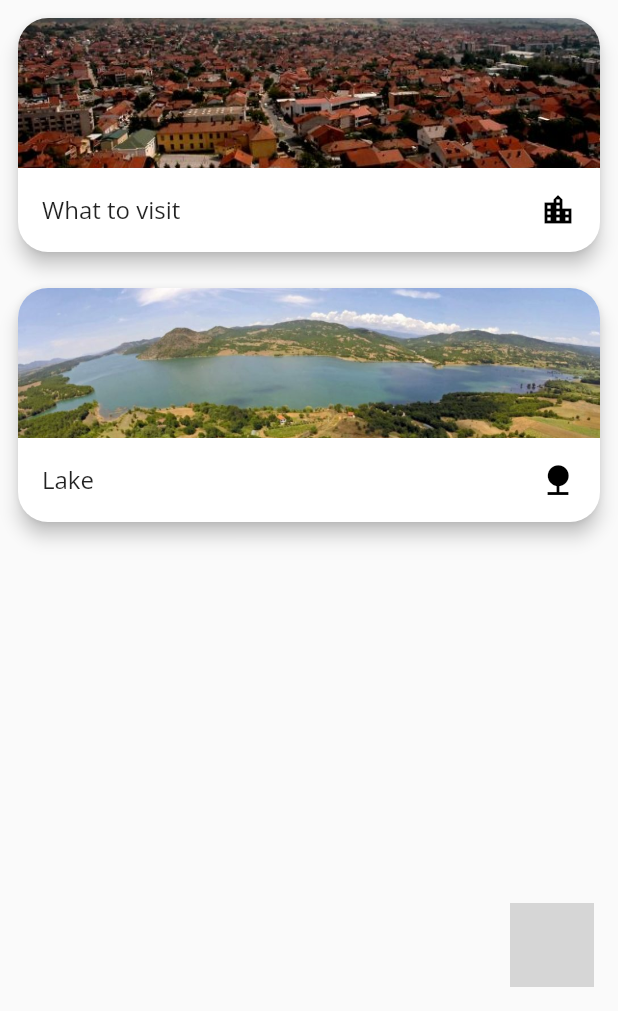
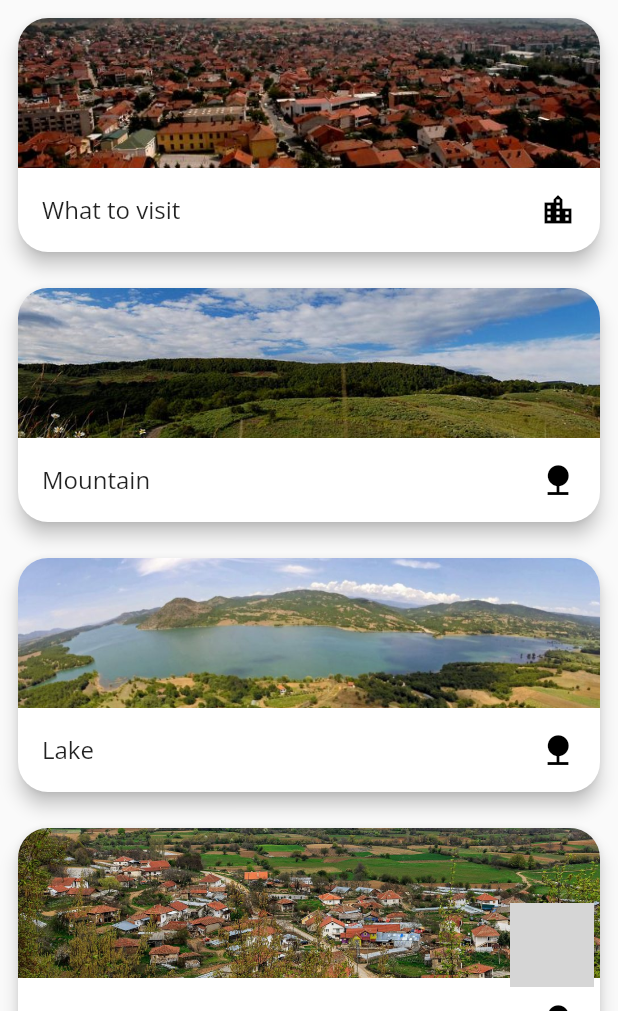
Before and after one commit to Kircoo/RadovisTour, a Flutter app: the screen it shows after launch, on a phone screen of 412 x 824 dp, the part 225-1236 px from its top. Run offline on Flutter 3.47's test engine with Material 2 defaults, Android fonts, the light colour scheme and no system bars; our stand-ins replace connectivity, flushbar, flutter_spinkit, flutter_svg, google_fonts, google_maps_flutter and 2 more; missing offline and left inert: circular_menu, maps_launcher; accounts and stored records are empty; grey boxes are pictures that could not be loaded.

Commit message:
images, what to visit, data

```diff
--- a/lib/data/categories_list.dart
+++ b/lib/data/categories_list.dart
@@ -10,8 +10,32 @@ final List<Categories> categories = [
   ),
   Categories(
     id: 2,
+    name: 'Mountain',
+    img: 'assets/images/categories/mountain.jpg',
+    icon: Icons.nature,
+  ),
+  Categories(
+    id: 3,
     name: 'Lake',
     img: 'assets/images/categories/lake.jpg',
     icon: Icons.nature,
   ),
+  Categories(
+    id: 4,
+    name: 'Rural',
+    img: 'assets/images/categories/rural.jpg',
+    icon: Icons.nature,
+  ),
+  Categories(
+    id: 5,
+    name: 'Coffee bar and restaurant',
+    img: 'assets/images/categories/coffee.jpg',
+    icon: Icons.nature,
+  ),
+    Categories(
+    id: 6,
+    name: 'Food',
+    img: 'assets/images/categories/food.jpg',
+    icon: Icons.nature,
+  ),
 ];
--- a/lib/widgets/favorites/favorites_screen.dart
+++ b/lib/widgets/favorites/favorites_screen.dart
@@ -17,6 +17,8 @@ class _FavoriteScreenState extends State<FavoriteScreen> {
   final GlobalKey<AnimatedListState> _keyFavorite = GlobalKey();
   var _isInit = true;
   var _isLoading = true;
+  var tween = Tween(begin: Offset(1.0, 0.0), end: Offset.zero)
+      .chain(CurveTween(curve: Curves.fastLinearToSlowEaseIn));
 
   @override
   void didChangeDependencies() {
@@ -76,8 +78,8 @@ class _FavoriteScreenState extends State<FavoriteScreen> {
     int index,
     Animation animation,
   ) {
-    return ScaleTransition(
-      scale: animation,
+    return SlideTransition(
+      position: animation.drive(tween),
       child: Padding(
         padding: const EdgeInsets.all(6.0),
         child: GestureDetector(
--- a/lib/widgets/visited/visited_screen.dart
+++ b/lib/widgets/visited/visited_screen.dart
@@ -16,6 +16,8 @@ class _VisitedScreenState extends State<VisitedScreen> {
   final GlobalKey<AnimatedListState> _keyVisited = GlobalKey();
   var _isInit = true;
   var _isLoading = true;
+  var tween = Tween(begin: Offset(1.0, 0.0), end: Offset.zero)
+      .chain(CurveTween(curve: Curves.fastLinearToSlowEaseIn));
 
   @override
   void didChangeDependencies() {
@@ -75,8 +77,8 @@ class _VisitedScreenState extends State<VisitedScreen> {
     int index,
     Animation animation,
   ) {
-    return ScaleTransition(
-      scale: animation,
+    return SlideTransition(
+      position: animation.drive(tween),
       child: Padding(
         padding: const EdgeInsets.all(6.0),
         child: GestureDetector(
```
Also changed, not shown: lib/data/subcategories_list.dart (+12 -0 lines), lib/data/subitem_list.dart (+41 -3 lines), lib/widgets/map/markers.dart (+16 -0 lines), assets/images/categories/coffee.jpg (added), assets/images/categories/food.jpg (added), assets/images/categories/mountain.jpg (added), assets/images/categories/rural.jpg (added), assets/images/subcategories/raklish.jpg (added), assets/images/subcategories/turbe.jpg (added).
